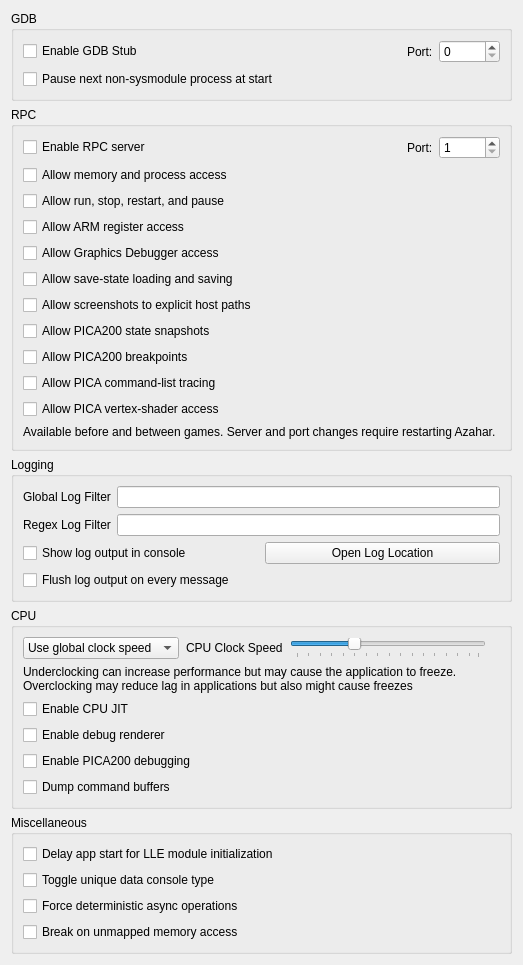
Old version of the form src/citra_qt/configuration/configure_debug.ui in the repository Nemugaki/azahar.
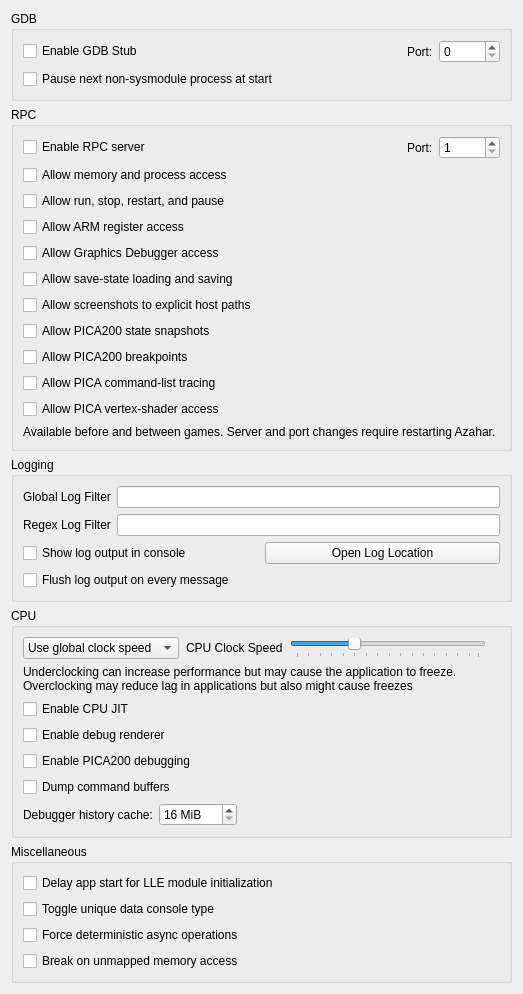
New version of the form.

Commit message: Add unified debugger captures and waits

```diff
--- a/src/citra_qt/configuration/configure_debug.ui
+++ b/src/citra_qt/configuration/configure_debug.ui
@@ -408,6 +408,46 @@
         </property>
        </widget>
       </item>
+      <item row="7" column="0">
+       <layout class="QHBoxLayout" name="debugger_cache_layout">
+        <item>
+         <widget class="QLabel" name="debugger_cache_label">
+          <property name="text">
+           <string>Debugger history cache:</string>
+          </property>
+         </widget>
+        </item>
+        <item>
+         <widget class="QSpinBox" name="debugger_cache_mb">
+          <property name="toolTip">
+           <string>Maximum memory retained for debugger captures and render history. Oldest entries are removed first.</string>
+          </property>
+          <property name="minimum">
+           <number>16</number>
+          </property>
+          <property name="maximum">
+           <number>4096</number>
+          </property>
+          <property name="suffix">
+           <string> MiB</string>
+          </property>
+         </widget>
+        </item>
+        <item>
+         <spacer name="debugger_cache_spacer">
+          <property name="orientation">
+           <enum>Qt::Horizontal</enum>
+          </property>
+          <property name="sizeHint" stdset="0">
+           <size>
+            <width>40</width>
+            <height>20</height>
+           </size>
+          </property>
+         </spacer>
+        </item>
+       </layout>
+      </item>
      </layout>
     </widget>
    </item>
```
The commit also changes 23 other files.
